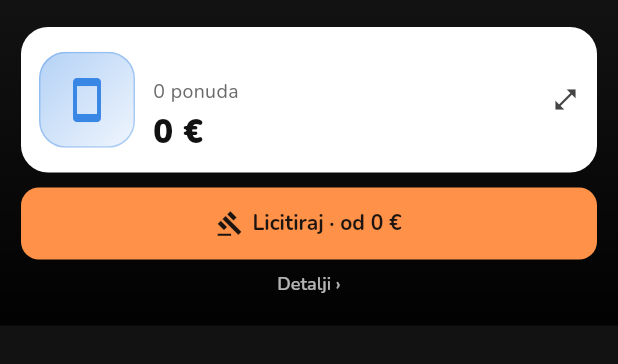
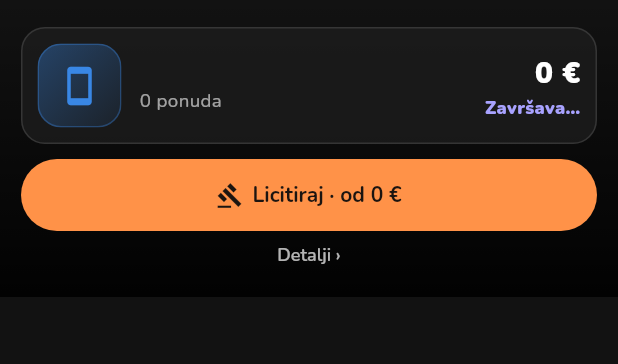
Before and after one commit to Karlo6546541/bot, a Flutter app: the _Info widget shown alone on an empty page, opened directly with empty values, on a phone screen of 412 x 824 dp. Shown: the top 364 px of the screen. Run offline on Flutter 3.47's test engine with Material 3 defaults, Android fonts, the phone set to English and light mode, and no system bars; our stand-ins replace file_picker, flutter_riverpod, hive, hive_flutter, image_picker, qr_flutter and 3 more; missing offline and left inert: dart:js_interop, dart:ui_web, dart_webrtc, flutter_webrtc; accounts and stored records are empty; network calls fail.

Commit message:
Početna kao Whatnot: mreža (Uživo sada pa Za tebe), swipe feed tek na dodir; tamna kartica objave s cijenom desno i pilulama
Co-Authored-By: Claude Opus 5.5 <noreply@anthropic.com>
Claude-Session: https://claude.ai/code/session_01PBov6w7Hus1Rp49XeCqhPo

```diff
--- a/loop_app/lib/screens/live_home_screen.dart
+++ b/loop_app/lib/screens/live_home_screen.dart
@@ -17,7 +17,6 @@ import '../providers/app_providers.dart';
 import '../theme/app_theme.dart';
 import '../widgets/trade_actions.dart';
 import 'auctions_screen.dart';
-import 'for_you_feed.dart';
 import 'public_profile_screen.dart';
 import 'account_menu.dart';
 import 'live_screens.dart';
@@ -101,7 +100,9 @@ class _Following extends _Filter {
 class _LiveHomeScreenState extends ConsumerState<LiveHomeScreen> {
   void _select(_Filter filter) {
     ref.read(homeFilterProvider.notifier).select(filter.id);
-    widget.onImmersiveChanged?.call(filter is _ForYou);
+    // Početna je uvijek mreža (kao Whatnot); feed preko cijelog ekrana
+    // otvara se tek dodirom na karticu.
+    widget.onImmersiveChanged?.call(false);
   }
 
   Timer? _timer;
@@ -169,7 +170,7 @@ class _LiveHomeScreenState extends ConsumerState<LiveHomeScreen> {
     ref.watch(homeFilterProvider);
     final s = ref.watch(appProvider);
     final me = s.currentUserId ?? '';
-    final all = _filter is _ForYou ? const <BrowseItem>[] : browseItems(s);
+    final all = browseItems(s);
     final allLive = all.where((i) => i.live?.isLive ?? false).toList();
     final live = allLive
         .where(
@@ -284,8 +285,42 @@ class _LiveHomeScreenState extends ConsumerState<LiveHomeScreen> {
           );
         }
       case _ForYou():
-        // Feed preko cijelog ekrana (vidi dolje) — bez mreže.
-        break;
+        // Kao Whatnot: prvo liveovi (najgledaniji), pa ostalo u mreži.
+        final liveNow = [...allLive]
+          ..sort(
+            (a, b) => (b.live?.viewers ?? 0).compareTo(a.live?.viewers ?? 0),
+          );
+        final rest = [
+          for (final i in all)
+            if (!(i.live?.isLive ?? false)) i,
+        ];
+        Widget head(String text, {Key? key}) => SliverToBoxAdapter(
+          key: key,
+          child: Padding(
+            padding: const EdgeInsets.fromLTRB(16, 12, 16, 10),
+            child: Text(
+              text,
+              style: const TextStyle(fontSize: 20, fontWeight: FontWeight.w900),
+            ),
+          ),
+        );
+        if (liveNow.isNotEmpty) {
+          slivers.add(head(t('Uživo sada')));
+          slivers.add(grid('home-for-you-live', liveNow, t('Uživo')));
+        }
+        if (rest.isNotEmpty) {
+          slivers.add(head(t('Za tebe')));
+          slivers.add(grid('home-for-you', rest, t('Za tebe')));
+        }
+        if (liveNow.isEmpty && rest.isEmpty) {
+          slivers.add(
+            SliverToBoxAdapter(
+              child: _EmptyLive(
+                onGoLive: () => CreateLiveShowScreen.open(context),
+              ),
+            ),
+          );
+        }
       case _Timed():
         slivers.add(
           SliverToBoxAdapter(
@@ -442,37 +477,10 @@ class _LiveHomeScreenState extends ConsumerState<LiveHomeScreen> {
         );
     }
 
-    final immersive = _filter is _ForYou;
-    final foreground = immersive ? Colors.white : LoopColors.textPrimary;
-    Widget tab(String id, String label, _Filter filter, bool selected) =>
-        Expanded(
-          child: Semantics(
-            selected: selected,
-            child: TextButton(
-              key: ValueKey('home-cat-$id'),
-              style: TextButton.styleFrom(
-                foregroundColor: foreground.withValues(
-                  alpha: selected ? 1 : 0.65,
-                ),
-                padding: const EdgeInsets.symmetric(horizontal: 2),
-                minimumSize: const Size(44, 48),
-              ),
-              onPressed: () => _select(filter),
-              child: Text(
-                label,
-                maxLines: 1,
-                overflow: TextOverflow.ellipsis,
-                style: TextStyle(
-                  fontSize: 14,
-                  fontWeight: selected ? FontWeight.w700 : FontWeight.w500,
-                  decoration: selected ? TextDecoration.underline : null,
-                ),
-              ),
-            ),
-          ),
-        );
+    // Bez TikTok prikaza na početnoj: uvijek tražilica i tabovi.
+    final foreground = LoopColors.textPrimary;
     final chips = ColoredBox(
-      color: immersive ? Colors.black : LoopColors.background,
+      color: LoopColors.background,
       child: SafeArea(
         bottom: false,
         child: Center(
@@ -482,28 +490,6 @@ class _LiveHomeScreenState extends ConsumerState<LiveHomeScreen> {
             child: Row(
               key: const ValueKey('home-cats'),
               children: [
-                if (immersive) ...[
-                  tab(
-                    'following',
-                    t('Pratim'),
-                    const _Following(),
-                    _filter is _Following,
-                  ),
-                  tab('for-you', t('Za tebe'), const _ForYou(), immersive),
-                  tab(
-                    'live',
-                    t('Uživo'),
-                    const _LiveOnly(),
-                    _filter is _LiveOnly,
-                  ),
-                  IconButton(
-                    key: const ValueKey('home-search'),
-                    tooltip: t('Pretraži objave i račune'),
-                    color: foreground,
-                    onPressed: () => SearchScreen.open(context),
-                    icon: const Icon(Icons.search),
-                  ),
-                ] else ...[
                 // Whatnot: široka tražilica, poruke i obavijesti.
                 Expanded(
                   child: Padding(
@@ -526,10 +512,7 @@ class _LiveHomeScreenState extends ConsumerState<LiveHomeScreen> {
                         ),
                         child: Row(
                           children: [
-                              Icon(
-                                Icons.search,
-                                color: LoopColors.textSecondary,
-                              ),
+                            Icon(Icons.search, color: LoopColors.textSecondary),
                             const SizedBox(width: 10),
                             Expanded(
                               child: Text(
@@ -553,7 +536,6 @@ class _LiveHomeScreenState extends ConsumerState<LiveHomeScreen> {
                   MessagesButton(),
                   NotificationBell(),
                   AccountMenuButton(),
-                  ],
                 ],
                 IconButton(
                   key: const ValueKey('home-filters'),
@@ -723,29 +705,6 @@ class _LiveHomeScreenState extends ConsumerState<LiveHomeScreen> {
         ),
       ),
     );
-
-    // "Za tebe": TikTok — objave preko cijelog ekrana ispod izbornika,
-    // beskonačno, a redoslijed uči dok listaš (vidi [ForYouFeed]).
-    if (_filter is _ForYou) {
-      return Column(
-        children: [
-          chips,
-          Expanded(
-            child: GestureDetector(
-              key: const ValueKey('home-swipe'),
-              behavior: HitTestBehavior.translucent,
-              onHorizontalDragEnd: _swipe,
-              child: ForYouFeed(
-                key: ValueKey('recommendations:${s.currentUserId}'),
-                active:
-                    widget.visible &&
-                    (ModalRoute.of(context)?.isCurrent ?? true),
-              ),
-            ),
-          ),
-        ],
-      );
-    }
 
     return Column(
       children: [
--- a/loop_app/lib/screens/swipe_feed_screen.dart
+++ b/loop_app/lib/screens/swipe_feed_screen.dart
@@ -988,18 +988,21 @@ class _Info extends ConsumerWidget {
                 key: const ValueKey('post-description'),
                 behavior: HitTestBehavior.opaque,
                 onTap: onDetails,
+                // Kao panel ponude na Whatnotu: tamna prozirna kartica,
+                // cijena desno, bijeli tekst.
                 child: Container(
-                  padding: const EdgeInsets.all(12),
+                  padding: const EdgeInsets.all(10),
                   decoration: BoxDecoration(
-                    color: Colors.white,
-                    borderRadius: BorderRadius.circular(18),
+                    color: const Color(0xCC1C1C1C),
+                    borderRadius: BorderRadius.circular(16),
+                    border: Border.all(color: Colors.white12),
                   ),
                   child: Row(
                     crossAxisAlignment: CrossAxisAlignment.center,
                     children: [
                       ClipRRect(
-                        borderRadius: BorderRadius.circular(8),
-                        child: ItemThumb(device: d, size: 64),
+                        borderRadius: BorderRadius.circular(10),
+                        child: ItemThumb(device: d, size: 56),
                       ),
                       const SizedBox(width: 12),
                       Expanded(
@@ -1013,8 +1016,8 @@ class _Info extends ConsumerWidget {
                               maxLines: 2,
                               overflow: TextOverflow.ellipsis,
                               style: const TextStyle(
-                                color: Color(0xFF111111),
-                                fontSize: 16,
+                                color: Colors.white,
+                                fontSize: 15,
                                 height: 1.2,
                                 fontWeight: FontWeight.w800,
                               ),
@@ -1022,18 +1025,26 @@ class _Info extends ConsumerWidget {
                             const SizedBox(height: 2),
                             Text(
                               subtitle,
+                              maxLines: 1,
+                              overflow: TextOverflow.ellipsis,
                               style: const TextStyle(
-                                color: Color(0xFF6B6B6B),
-                                fontSize: 13,
+                                color: Colors.white60,
+                                fontSize: 12.5,
                               ),
                             ),
-                            const SizedBox(height: 2),
+                          ],
+                        ),
+                      ),
+                      const SizedBox(width: 10),
+                      Column(
+                        crossAxisAlignment: CrossAxisAlignment.end,
+                        children: [
                           a != null
                               ? Text(
                                   formatCredits(a.currentPrice),
                                   style: const TextStyle(
-                                      color: Color(0xFF111111),
-                                      fontSize: 22,
+                                    color: Colors.white,
+                                    fontSize: 20,
                                     fontWeight: FontWeight.w900,
                                   ),
                                 )
@@ -1041,16 +1052,20 @@ class _Info extends ConsumerWidget {
                                   device: d,
                                   price: isMine ? d.askPrice : price,
                                   basePrice: d.shownBasePrice,
-                                    fontSize: 22,
-                                    color: const Color(0xFF111111),
+                                  fontSize: 20,
+                                  color: Colors.white,
+                                ),
+                          if (a != null)
+                            AuctionCountdown(
+                              endsAt: a.endsAt,
+                              showIcon: false,
+                              style: const TextStyle(
+                                color: Color(0xFFFF4D6D),
+                                fontSize: 12,
+                                fontWeight: FontWeight.w900,
+                              ),
                             ),
                         ],
-                        ),
-                      ),
-                      const Icon(
-                        Icons.open_in_full,
-                        size: 18,
-                        color: Color(0xFF444444),
                       ),
                     ],
                   ),
@@ -1066,8 +1081,7 @@ class _Info extends ConsumerWidget {
                         icon: Icons.price_change_outlined,
                         label: t('Ponudi cijenu'),
                         onTap: () => showBargainDialog(context, ref, d),
-                        color: const Color(0x99555555),
-                        foreground: Colors.white,
+                        outlined: true,
                       ),
                     ),
                     const SizedBox(width: 10),
@@ -1177,15 +1191,14 @@ class _MainButton extends StatelessWidget {
               style: OutlinedButton.styleFrom(
                 foregroundColor: const Color(0xFFE9E9EF),
                 minimumSize: const Size(0, 48),
-                shape: RoundedRectangleBorder(
-                  borderRadius: BorderRadius.circular(12),
-                ),
+                backgroundColor: Colors.transparent,
+                shape: const StadiumBorder(),
                 textStyle: const TextStyle(
                   fontFamily: kFontFamily,
                   fontSize: 14,
                   fontWeight: FontWeight.w700,
                 ),
-                side: const BorderSide(color: Color(0xFF555661)),
+                side: const BorderSide(color: Colors.white70, width: 1.5),
               ),
               child: child,
             )
@@ -1197,9 +1210,7 @@ class _MainButton extends StatelessWidget {
                       backgroundColor: color,
                       foregroundColor: foreground ?? const Color(0xFFF0F0F3),
                       minimumSize: const Size(0, 48),
-                      shape: RoundedRectangleBorder(
-                        borderRadius: BorderRadius.circular(12),
-                      ),
+                      shape: const StadiumBorder(),
                       textStyle: const TextStyle(
                         fontFamily: kFontFamily,
                         fontSize: 14,
```
Also changed, not shown: 3 other files. Lines whose indentation alone changed are shown as unchanged.
